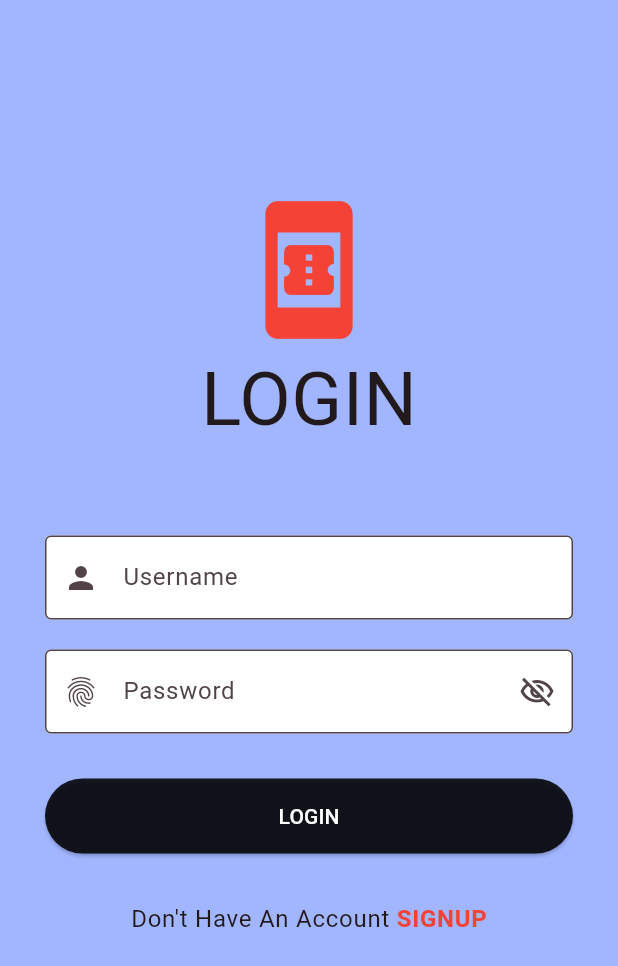
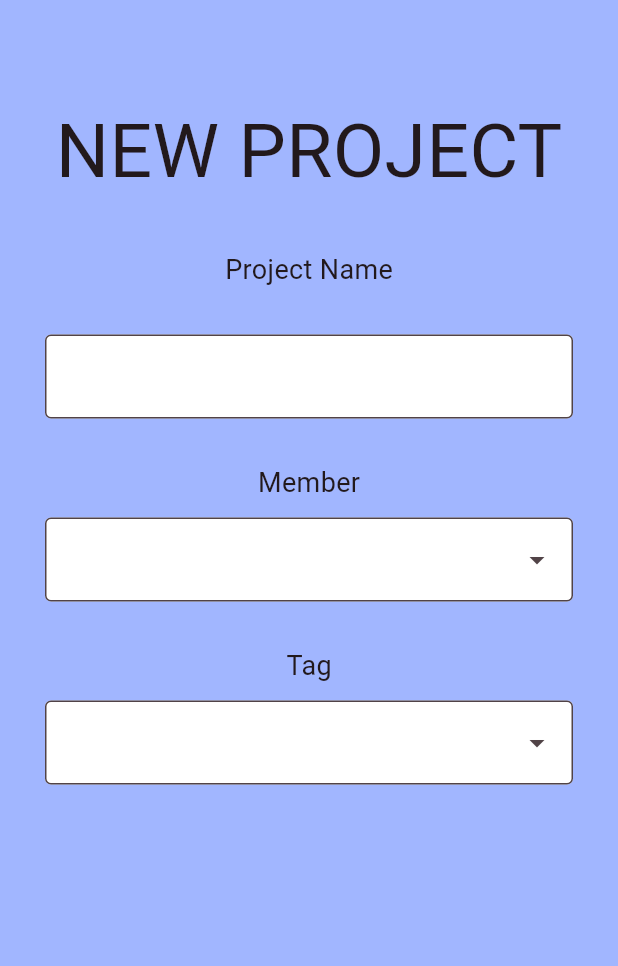
Before and after one commit to Aomsin-MDSC/Collaboration-App-Client, a Flutter app: the screen it shows after launch, on a phone screen of 412 x 824 dp. Shown: the top 966 px of the screen. Run offline on Flutter 3.47's test engine with Material 3 defaults, Android fonts, the phone set to English and light mode, and no system bars; drawn by our look-alikes of dropdown_search; our stand-ins replace flutter_expandable_fab, get.

Commit message:
Create project
ยังไม่เสร็จ

```diff
--- /dev/null
+++ b/lib/controllers/new_project_controller.dart
@@ -0,0 +1,18 @@
+import 'package:flutter/cupertino.dart';
+import 'package:get/get.dart';
+
+class NewProjectController extends GetxController {
+  static NewProjectController get instance => Get.find();
+
+  final projectname = TextEditingController();
+  //final memberlist = TextEditingController();
+  var memberlist = <String>[
+    'shouta',
+    'thank',
+    'pob',
+    'fam'
+  ].obs;
+
+  // get memberlist for show
+  var selectedmember = <String>[].obs;
+}
--- /dev/null
+++ b/lib/controllers/new_tag_controller.dart
@@ -0,0 +1,16 @@
+import 'package:flutter/cupertino.dart';
+import 'package:get/get.dart';
+
+class NewTagController extends GetxController {
+  static NewTagController get instance => Get.find();
+
+  var taglist = <String>[
+    'work',
+    'job',
+    'present',
+    'Add Tag',
+  ].obs;
+
+  // get tag for show
+  var selectedtag = <String>[].obs;
+}
--- a/lib/main.dart
+++ b/lib/main.dart
@@ -1,4 +1,6 @@
 import 'package:collaboration_app_client/views/Login_View.dart';
+import 'package:collaboration_app_client/views/home_view.dart';
+import 'package:collaboration_app_client/views/new_project_view.dart';
 import 'package:flutter/material.dart';
 import 'package:get/get_navigation/src/root/get_material_app.dart';
 
@@ -33,7 +35,7 @@ class MyApp extends StatelessWidget {
         colorScheme: ColorScheme.fromSeed(seedColor: Colors.black,primary: Colors.black),
         useMaterial3: true,
       ),
-      home: const LoginView(),
+      home: const NewProjectView(),
     );
   }
 }
--- a/lib/views/login_assets/login_form.dart
+++ b/lib/views/login_assets/login_form.dart
@@ -1,7 +1,7 @@
 import 'package:collaboration_app_client/controllers/register_controller.dart';
 import 'package:collaboration_app_client/views/home_view.dart';
+import 'package:collaboration_app_client/views/new_project_view.dart';
 import 'package:collaboration_app_client/views/register_view.dart';
-import 'package:collaboration_app_client/views/testfetch.dart';
 import 'package:flutter/material.dart';
 import 'package:get/get.dart';
 
--- /dev/null
+++ b/lib/views/new_project_assets/new_project_form.dart
@@ -0,0 +1,110 @@
+import 'package:collaboration_app_client/controllers/new_project_controller.dart';
+import 'package:collaboration_app_client/controllers/new_tag_controller.dart';
+import 'package:collaboration_app_client/views/Login_View.dart';
+import 'package:collaboration_app_client/views/home_view.dart';
+
+import 'package:dropdown_search/dropdown_search.dart';
+import 'package:flutter/material.dart';
+import 'package:get/get.dart';
+
+class NewProjectForm extends StatefulWidget {
+  const NewProjectForm({super.key});
+
+  @override
+  State<NewProjectForm> createState() => _NewProjectFormState();
+}
+
+class _NewProjectFormState extends State<NewProjectForm> {
+  @override
+  Widget build(BuildContext context) {
+    final projectcontroller = Get.put(NewProjectController());
+    final tagcontroller = Get.put(NewTagController());
+    return Form(
+      child: Container(
+        padding: const EdgeInsets.symmetric(vertical: 5),
+        child: Column(
+          crossAxisAlignment: CrossAxisAlignment.center,
+          children: [
+            const SizedBox(height: 30,),
+            Text("NEW PROJECT".toUpperCase(),style: TextStyle(fontSize: 50),),
+            const SizedBox(height: 30,),
+            Text("Project Name",style: TextStyle(fontSize: 18),),
+            const SizedBox(height: 30,),
+            TextField(
+              controller: projectcontroller.projectname,
+              decoration: const InputDecoration(
+                  filled: true,
+                  fillColor: Colors.white,
+                  //prefixIcon: Icon(Icons.person), //pick icon
+                  border: OutlineInputBorder(),
+              ),
+            ),
+
+            //Member
+            const SizedBox(height: 30,),
+            Text("Member",style: TextStyle(fontSize: 18),),
+            const SizedBox(height: 10,),
+            Obx(() {
+              return DropdownSearch<String>.multiSelection(
+                items: projectcontroller.memberlist.toList(),
+                selectedItems: projectcontroller.selectedmember.toList(),
+                dropdownDecoratorProps: const DropDownDecoratorProps(
+                  dropdownSearchDecoration: InputDecoration(
+                    //labelText: "Select Member",
+                    filled: true,
+                    fillColor: Colors.white,
+                    border: OutlineInputBorder(),
+                  )
+                ),
+                //--------------------
+                // For Search
+                //popupProps: PopupPropsMultiSelection.menu(
+                //  showSelectedItems: true,
+                //  showSearchBox: true,
+                //  searchFieldProps: TextFieldProps(
+                //    decoration: InputDecoration(
+                //      filled: true,
+                //      fillColor: Colors.white,
+                //      hintText: "Search",
+                //      border: OutlineInputBorder(),
+                //    ),
+                //  ),
+                //),
+                // --------------------
+              );
+            }),
+            const SizedBox(height: 30,),
+            Text("Tag",style: TextStyle(fontSize: 18),),
+            const SizedBox(height: 10,),
+            Obx(() {
+              return DropdownSearch<String>(
+                items: tagcontroller.taglist.toList(),
+                dropdownDecoratorProps: const DropDownDecoratorProps(
+                  dropdownSearchDecoration: InputDecoration(
+                    filled: true,
+                    fillColor: Colors.white,
+                    border: OutlineInputBorder(),
+                  )
+                ),
+                onChanged: (value){
+                  if (value == "Add Tag"){
+                    Get.to(HomeView());
+                  }
+                },
+              );
+            }),
+            const SizedBox(height: 30),
+            SingleChildScrollView(
+              child: Column(
+                mainAxisSize: MainAxisSize.min, // ใช้ MainAxisSize.min เพื่อลดปัญหา infinite size
+                children: [
+
+                ],
+              ),
+            ),
+          ],
+        ),
+      ),
+    );
+  }
+}
--- a/lib/views/login_view.dart
+++ b/lib/views/new_project_view.dart
@@ -1,21 +1,20 @@
 import 'package:flutter/material.dart';
-import 'login_assets/login_form.dart';
-import 'login_assets/login_header.dart';
+import 'package:collaboration_app_client/views/new_project_assets/new_project_form.dart';
 
-class LoginView extends StatelessWidget {
-  const LoginView({Key? key}) : super(key: key);
+class NewProjectView extends StatelessWidget {
+  const NewProjectView ({super.key});
 
   @override
   Widget build(BuildContext context) {
     return SafeArea(
       child: Scaffold(
-        backgroundColor: const Color.fromRGBO(161, 182, 255, 2),
+        backgroundColor: const Color.fromRGBO(161, 182, 255, 1),
         body: SingleChildScrollView(
           child: Container(
             padding: const EdgeInsets.all(30),
             child: const Column(
               crossAxisAlignment: CrossAxisAlignment.center,
-              children: [LoginHeader(),LoginForm()],
+              children: [NewProjectForm()],
             ),
           ),
         ),
--- a/pubspec.yaml
+++ b/pubspec.yaml
@@ -30,6 +30,7 @@ environment:
 dependencies:
   flutter:
     sdk: flutter
+  dropdown_search: ^5.0.6
 
 
   # The following adds the Cupertino Icons font to your application.
```
Also changed, not shown: 1 other file.
